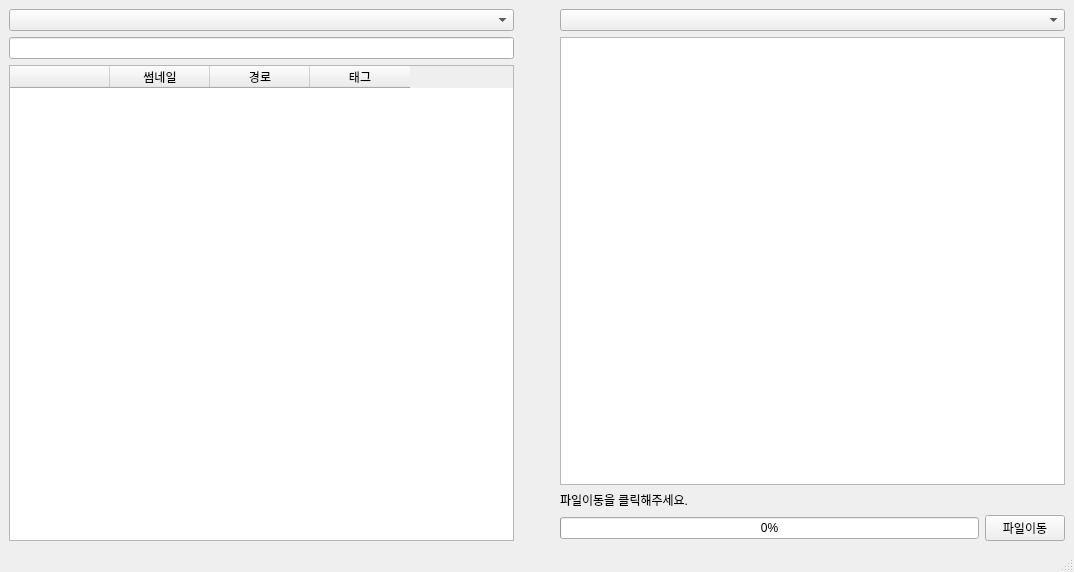
This is ui_filemove.ui in dlwjddn22/filemove as Qt 5 draws it before an edit. The edited form follows.
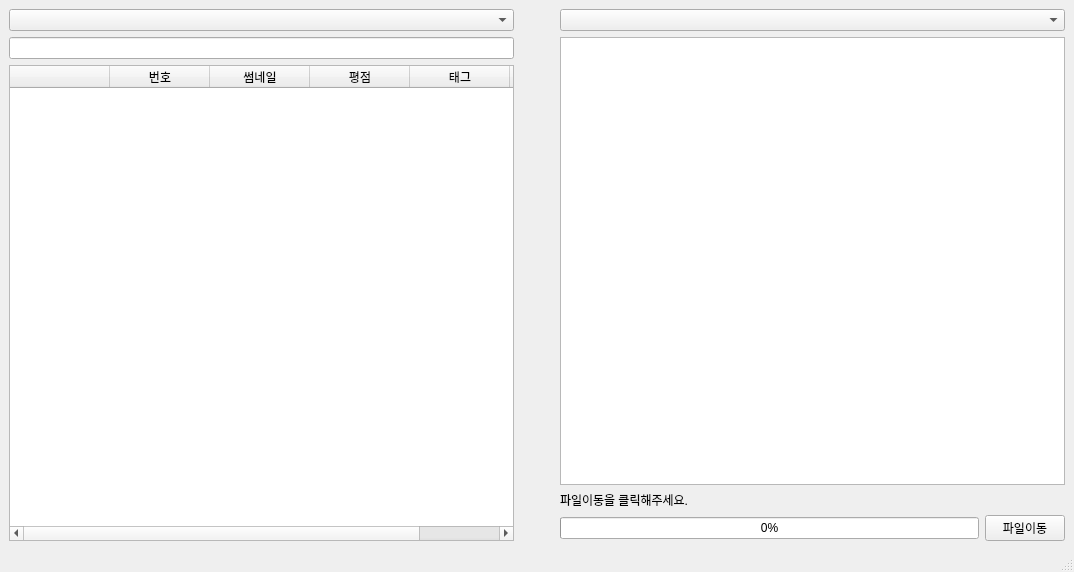
This is the edited form.

What changed in the file:
```diff
--- a/ui_filemove.ui
+++ b/ui_filemove.ui
@@ -23,13 +23,18 @@
       <item row="2" column="0">
        <widget class="QTableWidget" name="startTable">
         <property name="columnCount">
-         <number>4</number>
+         <number>6</number>
         </property>
         <column>
          <property name="text">
           <string/>
          </property>
         </column>
+        <column>
+         <property name="text">
+          <string>번호</string>
+         </property>
+        </column>
         <column>
          <property name="text">
           <string>썸네일</string>
@@ -37,7 +42,7 @@
         </column>
         <column>
          <property name="text">
-          <string>경로</string>
+          <string>평점</string>
          </property>
         </column>
         <column>
@@ -45,6 +50,11 @@
           <string>태그</string>
          </property>
         </column>
+        <column>
+         <property name="text">
+          <string>경로</string>
+         </property>
+        </column>
        </widget>
       </item>
       <item row="0" column="1" rowspan="3">
```
